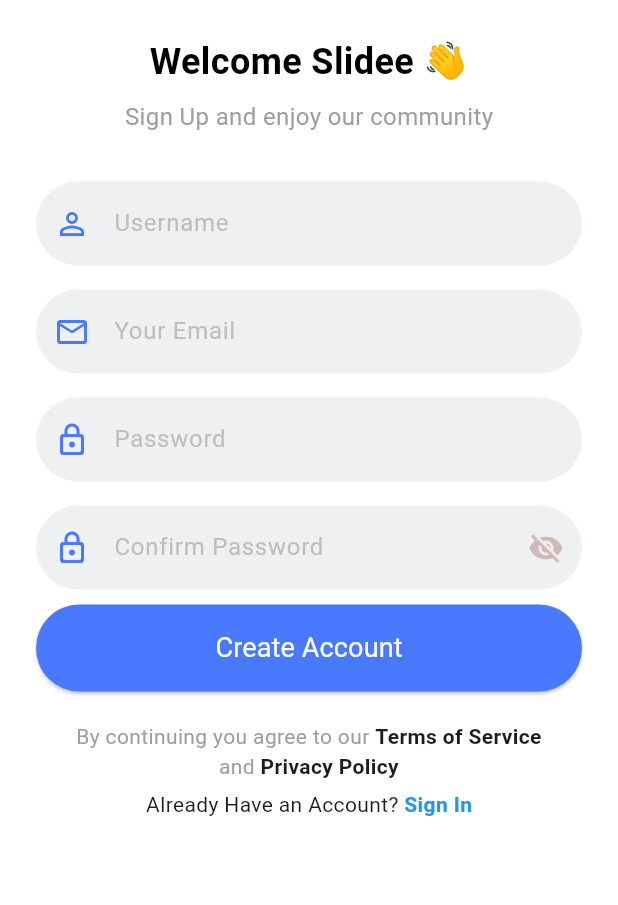
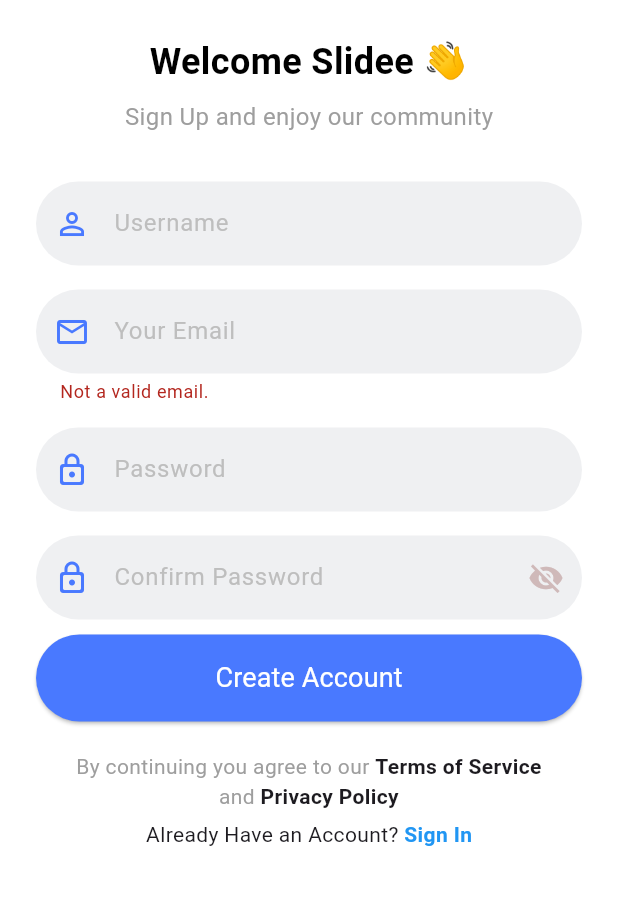
Before and after one commit to YugaJ7/Social-Media-App, a Flutter app: the Register screen opened directly, after a tap on "Create Account", on a phone screen of 412 x 824 dp, the part 225-1130 px from its top. Run offline on Flutter 3.47's test engine with Material 3 defaults, Android fonts, the phone set to English and light mode, and no system bars; our stand-ins replace cloud_firestore, email_validator, firebase_auth, firebase_core, font_awesome_flutter; accounts and stored records are empty; Roboto replaces fonts that are missing (Regular).

```diff
--- a/lib/controller/auth_page.dart
+++ b/lib/controller/auth_page.dart
@@ -1,6 +1,6 @@
 import 'package:firebase_auth/firebase_auth.dart';
 import 'package:flutter/material.dart';
-import 'package:social_media_app/screens/login.dart';
+import 'package:social_media_app/screens/homescreen.dart';
 import 'package:social_media_app/screens/onboarding.dart';
 
 class AuthPage extends StatelessWidget {
@@ -14,7 +14,7 @@ class AuthPage extends StatelessWidget {
           builder: ((context, snapshot) {
             if (snapshot.hasData) {
               snapshot.data!.displayName ?? "User";
-              return Login();
+              return HomeScreen();
             } else {
               return  OnboardingScreen();
             }
--- a/lib/screens/homescreen.dart
+++ b/lib/screens/homescreen.dart
@@ -1,7 +1,8 @@
-import 'package:flutter/cupertino.dart';
 import 'package:flutter/material.dart';
 
 class HomeScreen extends StatelessWidget{
+  const HomeScreen({super.key});
+
   // final int index;
   // const HomeScreen({required this.index});
   @override
--- a/lib/screens/login.dart
+++ b/lib/screens/login.dart
@@ -1,6 +1,7 @@
 import 'package:firebase_auth/firebase_auth.dart';
 import 'package:flutter/material.dart';
 import 'package:font_awesome_flutter/font_awesome_flutter.dart';
+import 'package:social_media_app/screens/homescreen.dart';
 import 'package:social_media_app/screens/register.dart';
 import 'package:social_media_app/screens/util.dart';
 
@@ -24,10 +25,10 @@ class _LoginState extends State<Login> {
         password: password,
       );
 
-      // Navigator.pushReplacement(
-      //   context,
-      //   MaterialPageRoute(builder: (context) => HomeScreen()),
-      // );
+      Navigator.pushReplacement(
+        context,
+        MaterialPageRoute(builder: (context) => HomeScreen()),
+      );
     } on FirebaseAuthException catch(e){
     showErrorMessage(e.code);
   }
--- a/lib/screens/register.dart
+++ b/lib/screens/register.dart
@@ -2,6 +2,7 @@ import 'package:cloud_firestore/cloud_firestore.dart';
 import 'package:email_validator/email_validator.dart';
 import 'package:firebase_auth/firebase_auth.dart';
 import 'package:flutter/material.dart';
+import 'package:social_media_app/screens/homescreen.dart';
 import 'package:social_media_app/screens/login.dart';
 import 'package:social_media_app/screens/util.dart';
 
@@ -22,24 +23,32 @@ bool obscureText = true;
   String username = '';
   String confirmpass = '';
 Future <void> register() async{
-  if (formKey.currentState!.validate() && password==confirmpass){
-      try{
-      UserCredential userCredential = await FirebaseAuth.instance.createUserWithEmailAndPassword(
+  if (formKey.currentState!.validate()) {
+      if (password == confirmpass) {
+        try {
+          UserCredential userCredential = await FirebaseAuth.instance
+              .createUserWithEmailAndPassword(
             email: email,
             password: password,
           );
-      await FirebaseFirestore.instance.collection('users').doc(userCredential.user?.uid).set({
+
+          await FirebaseFirestore.instance
+              .collection('users')
+              .doc(userCredential.user?.uid)
+              .set({
             'username': username,
-        'email' : email,
+            'email': email,
+          });
+
+          Navigator.pushReplacement(
+            context,
+            MaterialPageRoute(builder: (context) => HomeScreen()),
+          );
+        } on FirebaseAuthException catch (e) {
+          showErrorMessage(e.code);
         }
-      );
-
-      // Navigator.pushReplacement(
-      //         context,
-      //         MaterialPageRoute(
-      //             builder: (context) => HomeScreen()));
-    }on FirebaseAuthException catch(e){
-      showErrorMessage(e.code);
+      } else {
+        showErrorMessage("Passwords do not match.");
       }
     }
   }
@@ -57,21 +66,24 @@ Future <void> register() async{
               onPressed: () {
                 Navigator.of(context).pop();
               },
-                child: Text('OK',
-                    style: TextStyle(color: Colors.black)),
+              child: Text('OK', style: TextStyle(color: Colors.black)),
             )
-            ]
+          ],
         );
       },
     );
   }
+
   @override
   Widget build(BuildContext context) {
     return Scaffold(
       backgroundColor: Colors.white,
       body: ListView(
-        children: [Padding(
+        children: [
+          Padding(
           padding: const EdgeInsets.symmetric(horizontal: 24.0),
+          child: Form(
+            key: formKey,
             child: Center(
               child: Column(
                 mainAxisAlignment: MainAxisAlignment.center,
@@ -241,6 +253,7 @@ Future <void> register() async{
                 ],
               ),
             ),
+          ),
         ),]
       ),
     );
```
Lines whose indentation alone changed are shown as unchanged.
